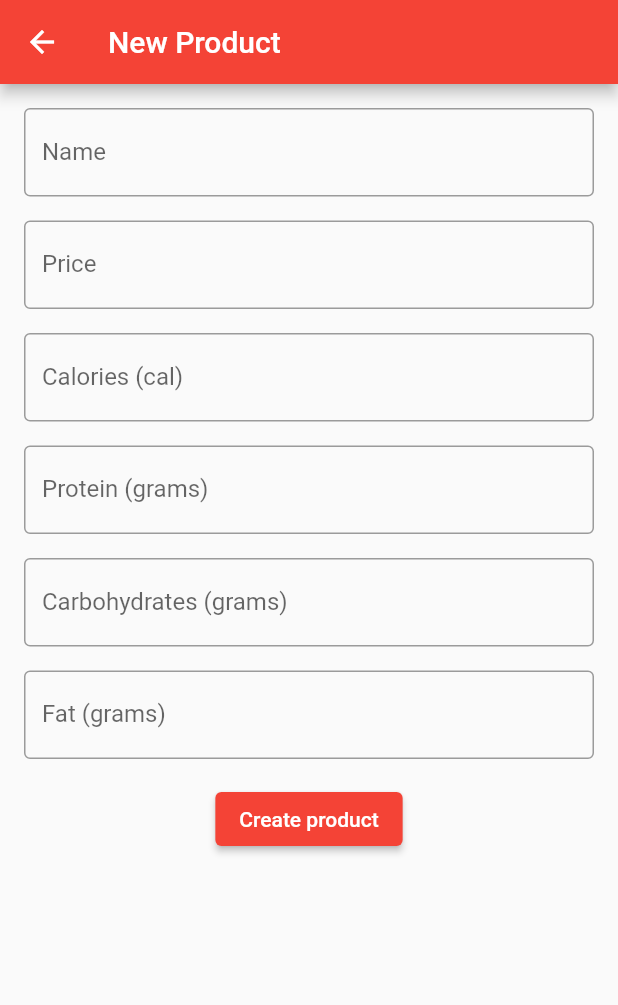
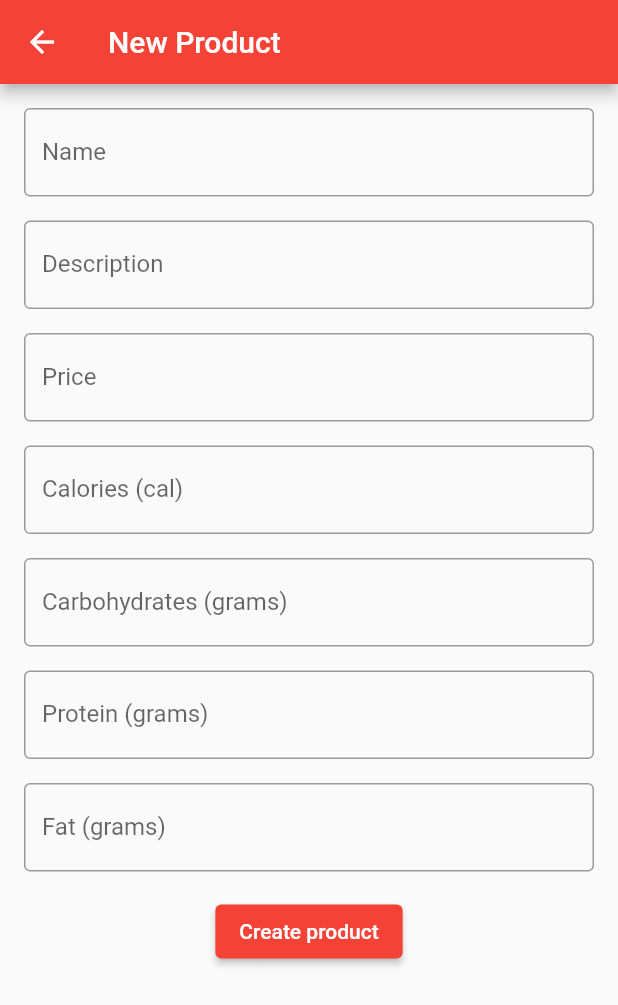
Before and after one commit to ayc-g6/pedidosNow-front, a Flutter app: the NewProductPage screen opened directly, on a phone screen of 412 x 824 dp. Shown: the top 1005 px of the screen. Run offline on Flutter 3.47's test engine with Material 2 defaults, Android fonts, the phone set to English and light mode, and no system bars; our stand-ins replace flutter_secure_storage, infinite_scroll_pagination, syncfusion_flutter_charts; accounts and stored records are empty.

Commit message:
[ADD] - Added a comment for later checking. Added validation of new products

```diff
--- a/lib/src/pages/new_product.dart
+++ b/lib/src/pages/new_product.dart
@@ -12,6 +12,7 @@ class NewProductPage extends StatefulWidget {
 
 class _NewProductPageState extends State<NewProductPage> {
   String? _name;
+  String? _description;
   double? _price;
 
   // Nutritional facts:
@@ -23,94 +24,73 @@ class _NewProductPageState extends State<NewProductPage> {
   final _createProductFormKey = GlobalKey<FormState>();
   bool _isLoading = false;
 
-  @override
-  Widget build(BuildContext context) {
-    return Scaffold(
-      appBar: AppBar(
-        title: const Text('New Product'),
-      ),
-      body: SafeArea(
-          child: SingleChildScrollView(
-              child: Padding(
-        padding: const EdgeInsets.all(16.0),
-        child: _productForm(),
-      ))),
-    );
+  String? _validateName(String? value) {
+    if (value == null || value.isEmpty) {
+      return 'Please enter a product name';
+    }
+    return null;
   }
 
-  Widget _productForm() {
-    return Form(
-      key: _createProductFormKey,
-      child: Column(
-        mainAxisAlignment: MainAxisAlignment.center,
-        children: [
-          TextFormField(
-            onSaved: (value) => _name = value,
-            textInputAction: TextInputAction.next,
-            decoration: const InputDecoration(
-              border: OutlineInputBorder(),
-              labelText: 'Name',
-            ),
-          ),
-          const SizedBox(height: 16.0),
-          TextFormField(
-            onSaved: (value) => _price = double.parse(value!),
-            textInputAction: TextInputAction.next,
-            keyboardType: const TextInputType.numberWithOptions(decimal: true),
-            decoration: const InputDecoration(
-              border: OutlineInputBorder(),
-              labelText: 'Price',
-            ),
-          ),
-          const SizedBox(height: 16.0),
-          TextFormField(
-            onSaved: (value) => _calories = double.parse(value!),
-            textInputAction: TextInputAction.next,
-            keyboardType: const TextInputType.numberWithOptions(decimal: true),
-            decoration: const InputDecoration(
-              border: OutlineInputBorder(),
-              labelText: 'Calories (cal)',
-            ),
-          ),
-          const SizedBox(height: 16.0),
-          TextFormField(
-            onSaved: (value) => _protein = double.parse(value!),
-            textInputAction: TextInputAction.next,
-            keyboardType: const TextInputType.numberWithOptions(decimal: true),
-            decoration: const InputDecoration(
-              border: OutlineInputBorder(),
-              labelText: 'Protein (grams)',
-            ),
-          ),
-          const SizedBox(height: 16.0),
-          TextFormField(
-            onSaved: (value) => _carbs = double.parse(value!),
-            textInputAction: TextInputAction.next,
-            keyboardType: const TextInputType.numberWithOptions(decimal: true),
-            decoration: const InputDecoration(
-              border: OutlineInputBorder(),
-              labelText: 'Carbohydrates (grams)',
-            ),
-          ),
-          const SizedBox(height: 16.0),
-          TextFormField(
-            onSaved: (value) => _fat = double.parse(value!),
-            textInputAction: TextInputAction.next,
-            keyboardType: const TextInputType.numberWithOptions(decimal: true),
-            decoration: const InputDecoration(
-              border: OutlineInputBorder(),
-              labelText: 'Fat (grams)',
-            ),
-          ),
-          const SizedBox(height: 16.0),
-          _isLoading
-              ? const CircularProgressIndicator()
-              : ElevatedButton(
-                  onPressed: () async => _createProduct(),
-                  child: const Text("Create product"))
-        ],
-      ),
-    );
+  String? _validateDescription(String? value) {
+    if (value == null || value.isEmpty) {
+      return 'Please enter a description of the product';
+    }
+    return null;
+  }
+
+  String? _validatePrice(String? value) {
+    if (value == null || value.isEmpty) {
+      return 'Please enter a price per unit';
+    }
+    double price = double.parse(value);
+    if (price < 0) {
+      return 'Please enter a valid price';
+    }
+    return null;
+  }
+
+  String? _validateCalories(String? value) {
+    if (value == null || value.isEmpty) {
+      return 'Please enter the calories';
+    }
+    double calories = double.parse(value);
+    if (calories < 0) {
+      return 'Please enter a valid amount of calories';
+    }
+    return null;
+  }
+
+  String? _validateCarbs(String? value) {
+    if (value == null || value.isEmpty) {
+      return 'Please enter the amount of carbohydrates';
+    }
+    double carbs = double.parse(value);
+    if (carbs < 0) {
+      return 'Please enter a valid amount of carbs';
+    }
+    return null;
+  }
+
+  String? _validateProtein(String? value) {
+    if (value == null || value.isEmpty) {
+      return 'Please enter the amount of protein';
+    }
+    double protein = double.parse(value);
+    if (protein < 0) {
+      return 'Please enter a valid amount of protein';
+    }
+    return null;
+  }
+
+  String? _validateFat(String? value) {
+    if (value == null || value.isEmpty) {
+      return 'Please enter the amount of fat';
+    }
+    double fat = double.parse(value);
+    if (fat < 0) {
+      return 'Please enter a valid amount of fat';
+    }
+    return null;
   }
 
   void _createProduct() async {
@@ -142,4 +122,110 @@ class _NewProductPageState extends State<NewProductPage> {
       _isLoading = false;
     });
   }
+
+  Widget _productForm() {
+    return Form(
+      key: _createProductFormKey,
+      child: Column(
+        mainAxisAlignment: MainAxisAlignment.center,
+        children: [
+          TextFormField(
+            onSaved: (value) => _name = value,
+            validator: (value) => _validateName(value),
+            textInputAction: TextInputAction.next,
+            decoration: const InputDecoration(
+              border: OutlineInputBorder(),
+              labelText: 'Name',
+            ),
+          ),
+          const SizedBox(height: 16.0),
+          TextFormField(
+            onSaved: (value) => _description = value,
+            validator: (value) => _validateDescription(value),
+            textInputAction: TextInputAction.next,
+            decoration: const InputDecoration(
+              border: OutlineInputBorder(),
+              labelText: 'Description',
+            ),
+          ),
+          const SizedBox(height: 16.0),
+          TextFormField(
+            onSaved: (value) => _price = double.parse(value!),
+            validator: (value) => _validatePrice(value),
+            textInputAction: TextInputAction.next,
+            keyboardType: const TextInputType.numberWithOptions(decimal: true),
+            decoration: const InputDecoration(
+              border: OutlineInputBorder(),
+              labelText: 'Price',
+            ),
+          ),
+          const SizedBox(height: 16.0),
+          TextFormField(
+            onSaved: (value) => _calories = double.parse(value!),
+            validator: (value) => _validateCalories(value),
+            textInputAction: TextInputAction.next,
+            keyboardType: const TextInputType.numberWithOptions(decimal: true),
+            decoration: const InputDecoration(
+              border: OutlineInputBorder(),
+              labelText: 'Calories (cal)',
+            ),
+          ),
+          const SizedBox(height: 16.0),
+          TextFormField(
+            onSaved: (value) => _carbs = double.parse(value!),
+            validator: (value) => _validateCarbs(value),
+            textInputAction: TextInputAction.next,
+            keyboardType: const TextInputType.numberWithOptions(decimal: true),
+            decoration: const InputDecoration(
+              border: OutlineInputBorder(),
+              labelText: 'Carbohydrates (grams)',
+            ),
+          ),
+          const SizedBox(height: 16.0),
+          TextFormField(
+            onSaved: (value) => _protein = double.parse(value!),
+            validator: (value) => _validateProtein(value),
+            textInputAction: TextInputAction.next,
+            keyboardType: const TextInputType.numberWithOptions(decimal: true),
+            decoration: const InputDecoration(
+              border: OutlineInputBorder(),
+              labelText: 'Protein (grams)',
+            ),
+          ),
+          const SizedBox(height: 16.0),
+          TextFormField(
+            onSaved: (value) => _fat = double.parse(value!),
+            validator: (value) => _validateFat(value),
+            textInputAction: TextInputAction.next,
+            keyboardType: const TextInputType.numberWithOptions(decimal: true),
+            decoration: const InputDecoration(
+              border: OutlineInputBorder(),
+              labelText: 'Fat (grams)',
+            ),
+          ),
+          const SizedBox(height: 16.0),
+          _isLoading
+              ? const CircularProgressIndicator()
+              : ElevatedButton(
+                  onPressed: () async => _createProduct(),
+                  child: const Text("Create product"))
+        ],
+      ),
+    );
+  }
+
+  @override
+  Widget build(BuildContext context) {
+    return Scaffold(
+      appBar: AppBar(
+        title: const Text('New Product'),
+      ),
+      body: SafeArea(
+          child: SingleChildScrollView(
+              child: Padding(
+        padding: const EdgeInsets.all(16.0),
+        child: _productForm(),
+      ))),
+    );
+  }
 }
--- a/lib/src/pages/order_confirmation.dart
+++ b/lib/src/pages/order_confirmation.dart
@@ -27,6 +27,8 @@ class _OrderConfirmationPageState extends State<OrderConfirmationPage> {
     }
     return null;
   }
+
+  // TODO Check thing of validation. something was off - Santi
 
   void _createOrder() async {
     FocusScope.of(context).unfocus();
```
